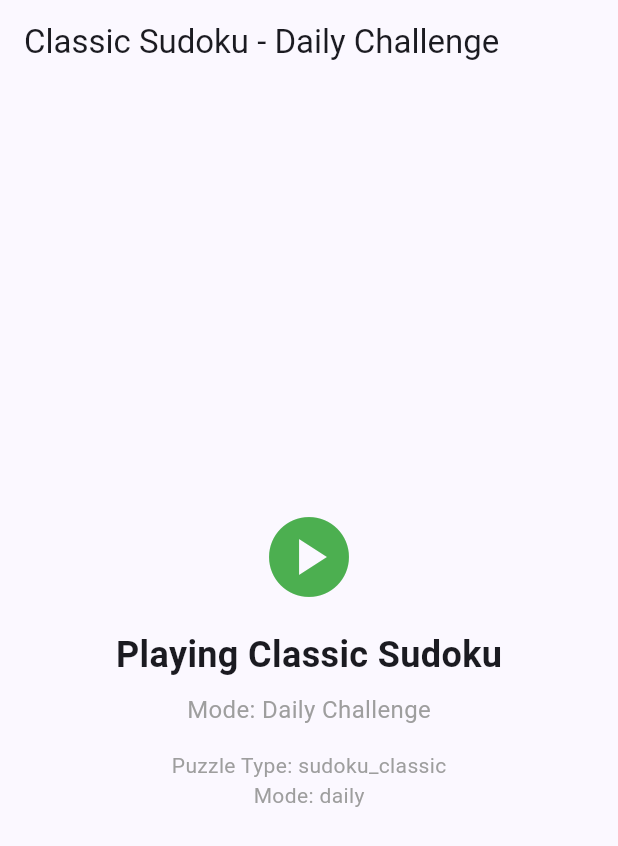
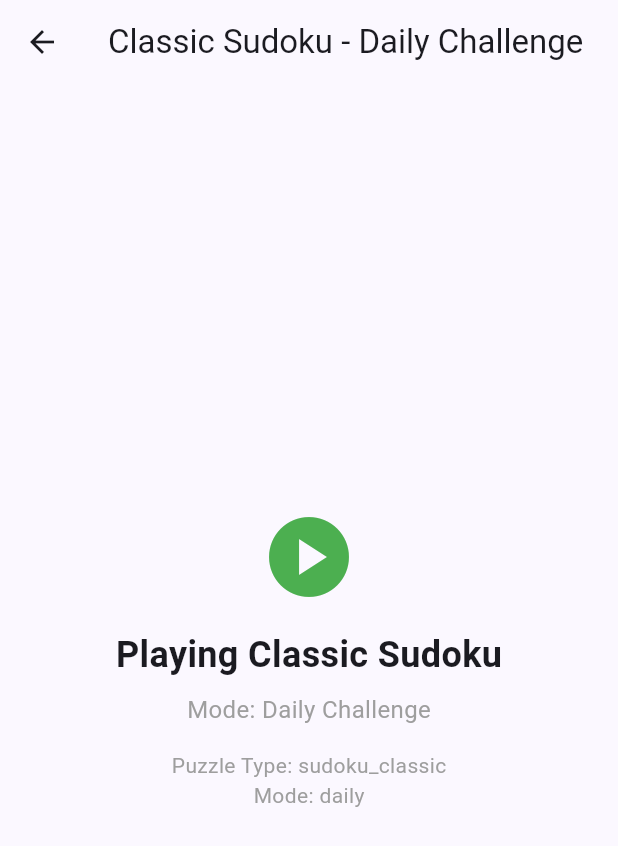
Before and after one commit to brainiax-developers/brainiax_puzzles, a Flutter app: the SelectScreen screen opened by its route, after a tap on "Daily Challenge", on a phone screen of 412 x 824 dp. Shown: the top 846 px of the screen. Run offline on Flutter 3.47's test engine with Material 3 defaults, Android fonts, the phone set to English and light mode, and no system bars; our stand-ins replace device_info_plus, firebase_auth, firebase_core, firebase_crashlytics, firebase_remote_config, flutter_riverpod and 1 more; accounts and stored records are empty; network calls fail.

```diff
--- a/apps/app/lib/features/select/select_screen.dart
+++ b/apps/app/lib/features/select/select_screen.dart
@@ -42,7 +42,7 @@ class _SelectScreenState extends State<SelectScreen> {
   }
 
   void _navigateToPuzzle(PuzzleType puzzleType, PuzzleMode mode) {
-    context.go('/play/${puzzleType.key}/${mode.key}');
+    context.push('/play/${puzzleType.key}/${mode.key}');
   }
 
   @override
```
